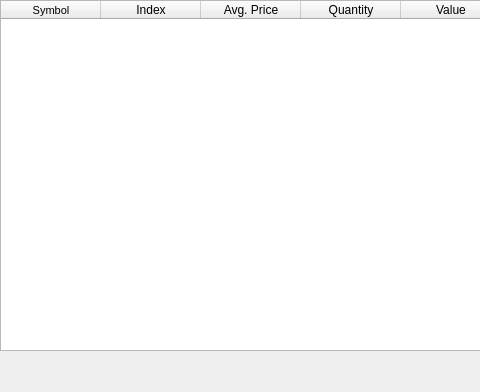
Qt form mex_tradelog.ui (tradebrse/MEX_Client) before a commit; both pictures show x 0 to 480 and y 0 to 392 of the 710 by 392 pixel window.
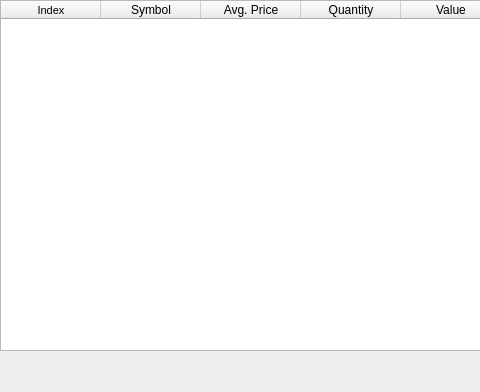
The same form after that commit.

```diff
--- a/mex_tradelog.ui
+++ b/mex_tradelog.ui
@@ -27,7 +27,7 @@
    </property>
    <column>
     <property name="text">
-     <string>Symbol</string>
+     <string>Index</string>
     </property>
     <property name="font">
      <font>
@@ -37,7 +37,7 @@
    </column>
    <column>
     <property name="text">
-     <string>Index</string>
+     <string>Symbol</string>
     </property>
    </column>
    <column>
```
